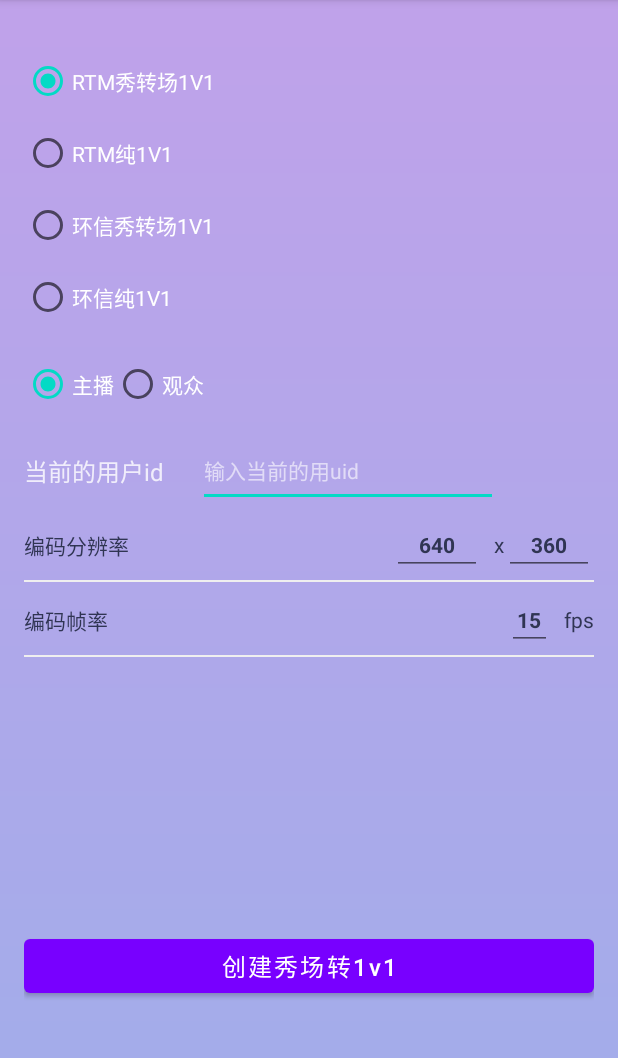
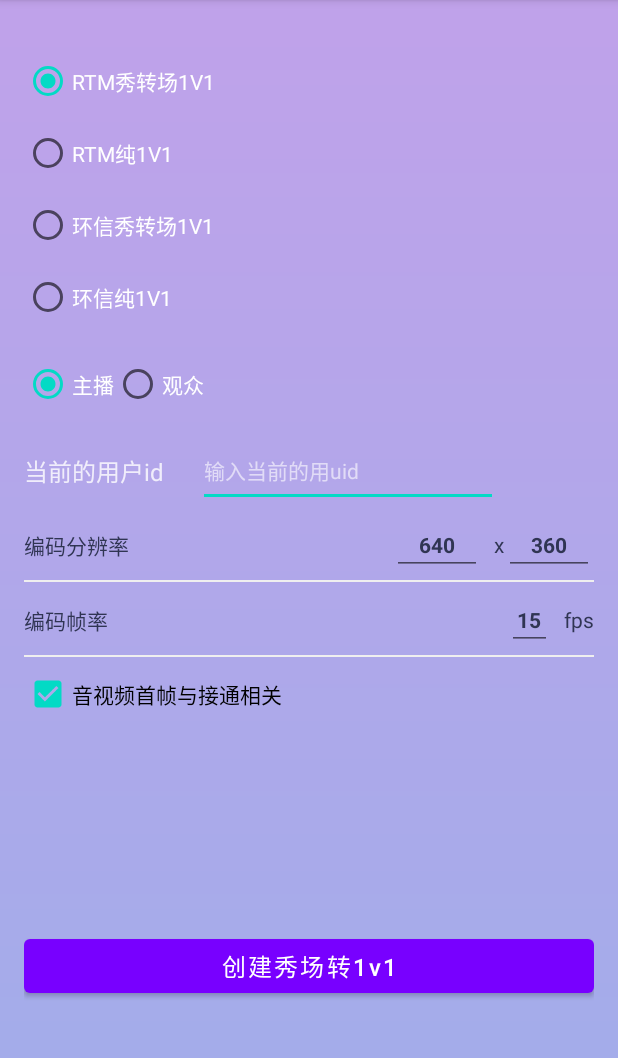
Before and after one commit to AgoraIO-Community/CallAPI, an Android app: the screen it shows after launch (MainActivity), on a phone screen of 412 x 824 dp, the part 84-1142 px from its top. Run offline under Robolectric (Android 15) with nearby library versions, the phone set to English and light mode, and no system bars; libraries missing offline, so code that uses them is left out: es.dmoral.toasty.

Commit message:
feat: add logic of not waiting for the first frame for android

```diff
--- a/Android/app/src/main/java/io/agora/onetoone/LivingActivity.kt
+++ b/Android/app/src/main/java/io/agora/onetoone/LivingActivity.kt
@@ -102,6 +102,7 @@ class LivingActivity : AppCompatActivity(), ICallApiListener {
         }
         prepareConfig = PrepareConfig()
         prepareConfig.rtcToken = enterModel.rtcToken
+        prepareConfig.firstFrameWaittingDisabled = enterModel.firstFrameWaittingDisabled
 
         role = if (enterModel.isBrodCaster) CallRole.CALLEE else CallRole.CALLER
 
--- a/Android/app/src/main/java/io/agora/onetoone/MainActivity.kt
+++ b/Android/app/src/main/java/io/agora/onetoone/MainActivity.kt
@@ -125,6 +125,8 @@ class MainActivity : AppCompatActivity() {
         enterModel.autoAccept = mViewBinding.cbAutoAccept.isChecked
 //        enterModel.autoJoinRTC = mViewBinding.cbJoinRTC.isChecked
 
+        enterModel.firstFrameWaittingDisabled = !mViewBinding.firstFrameWaitting.isChecked
+
         val runnable = Runnable {
             if (isShowMode) {
                 if (enterModel.rtcToken.isNotEmpty() && enterModel.rtmToken.isNotEmpty() && enterModel.showRoomToken.isNotEmpty()) {
--- a/Android/app/src/main/java/io/agora/onetoone/Pure1v1LivingActivity.kt
+++ b/Android/app/src/main/java/io/agora/onetoone/Pure1v1LivingActivity.kt
@@ -97,6 +97,7 @@ class Pure1v1LivingActivity : AppCompatActivity(),  ICallApiListener {
         }
         prepareConfig = PrepareConfig()
         prepareConfig.rtcToken = enterModel.rtcToken
+        prepareConfig.firstFrameWaittingDisabled = enterModel.firstFrameWaittingDisabled
 
         rtcEngine = _createRtcEngine()
         setupView()
--- a/Android/app/src/main/java/io/agora/onetoone/model/Models.kt
+++ b/Android/app/src/main/java/io/agora/onetoone/model/Models.kt
@@ -21,5 +21,7 @@ data class EnterRoomInfoModel (
     var bitrate: String = "0",
 
     var autoAccept: Boolean = true,
-    var autoJoinRTC: Boolean = false
+    var autoJoinRTC: Boolean = false,
+
+    var firstFrameWaittingDisabled: Boolean = false
 ) : Serializable
--- a/Android/app/src/main/res/layout/activity_main.xml
+++ b/Android/app/src/main/res/layout/activity_main.xml
@@ -259,6 +259,16 @@
         app:layout_constraintStart_toStartOf="parent"
         />
 
+    <com.google.android.material.checkbox.MaterialCheckBox
+        android:id="@+id/firstFrameWaitting"
+        android:layout_width="match_parent"
+        android:layout_height="50dp"
+        android:text="音视频首帧与接通相关"
+        android:checked="true"
+        app:layout_constraintTop_toBottomOf="@+id/layoutFrameRate"
+        app:layout_constraintStart_toStartOf="parent"
+        />
+
 <!--    <com.google.android.material.checkbox.MaterialCheckBox-->
 <!--        android:id="@+id/cbJoinRTC"-->
 <!--        android:layout_width="match_parent"-->
--- a/Android/lib_callapi/src/main/java/io/agora/onetoone/CallApiProtocol.kt
+++ b/Android/lib_callapi/src/main/java/io/agora/onetoone/CallApiProtocol.kt
@@ -21,7 +21,8 @@ open class PrepareConfig(
     var localView: ViewGroup? = null,             // 显示本地流的画布
     var remoteView: ViewGroup? = null,            // 显示远端流的画布
     var callTimeoutMillisecond: Long = 15000L,    // 呼叫超时时间，单位毫秒，如果传0内部将不做超时逻辑
-    var userExtension: Map<String, Any>? = null   // [可选]用户扩展字段，收到对端消息而改变状态(例如calling/connecting)时可以通过kFromUserExtension字段获取
+    var userExtension: Map<String, Any>? = null,  // [可选]用户扩展字段，收到对端消息而改变状态(例如calling/connecting)时可以通过kFromUserExtension字段获取
+    var firstFrameWaittingDisabled: Boolean = false  //接通状态是否禁止等待首帧,true:是，主叫收到接受消息即认为通话成功，被叫点击接受即认为通话成功，注意，使用该方式可能会造成无音视频权限时也能接通，以及接通时由于弱网等情况看不到画面，false: 否，会等待音频首帧（音频呼叫）或视频首帧(视频呼叫)
 ) {}
 
 /**
--- a/Android/lib_callapi/src/main/java/io/agora/onetoone/extension/CallAPIExtension.kt
+++ b/Android/lib_callapi/src/main/java/io/agora/onetoone/extension/CallAPIExtension.kt
@@ -9,7 +9,7 @@ fun Long.getCostMilliseconds(): Long {
 }
 
 fun PrepareConfig.cloneConfig(): PrepareConfig {
-    return PrepareConfig(roomId, rtcToken, localView, remoteView, callTimeoutMillisecond, userExtension)
+    return PrepareConfig(roomId, rtcToken, localView, remoteView, callTimeoutMillisecond, userExtension, firstFrameWaittingDisabled)
 }
 
 fun CallConfig.cloneConfig(): CallConfig {
```
Also changed, not shown: Android/lib_callapi/src/main/java/io/agora/onetoone/CallApiImpl.kt (+7 -1 lines).
